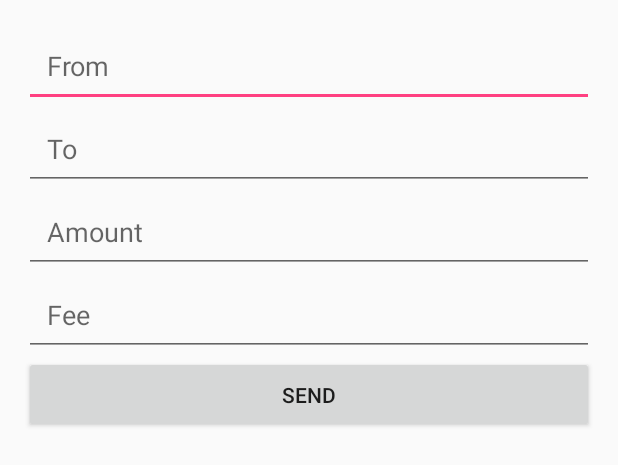
After one commit to epitomecl/kmp-wallet, an Android app: the layout fragment_send.xml on its own in the app's theme, with its tools: preview values and no code run, on a phone screen of 412 x 824 dp. The commit adds this screen. Shown: the top 465 px of the screen. Run offline under Robolectric (Android 15) with nearby library versions, the phone set to English and light mode, and no system bars.

Commit message:
briefing send-fragment

```diff
--- /dev/null
+++ b/app/src/main/java/com/epitomecl/kmpwallet/mvp/send/SendContract.kt
@@ -0,0 +1,14 @@
+package com.epitomecl.kmpwallet.mvp.send
+
+import com.epitomecl.kmpwallet.mvp.BasePresenter
+import com.epitomecl.kmpwallet.mvp.BaseView
+
+object SendContract {
+    interface View : BaseView {
+
+    }
+
+    interface Presenter : BasePresenter<View> {
+
+    }
+}
--- /dev/null
+++ b/app/src/main/java/com/epitomecl/kmpwallet/mvp/send/SendFragment.kt
@@ -0,0 +1,28 @@
+package com.epitomecl.kmpwallet.mvp.send
+
+import android.os.Bundle
+import android.view.LayoutInflater
+import android.view.View
+import android.view.ViewGroup
+import com.epitomecl.kmpwallet.R
+import com.epitomecl.kmpwallet.mvp.BaseFragment
+
+class SendFragment : BaseFragment<SendContract.View,
+        SendContract.Presenter>(),
+        SendContract.View {
+
+    override var mPresenter: SendContract.Presenter = SendPresenter()
+
+    override fun onCreateView(inflater: LayoutInflater, container: ViewGroup?, savedInstanceState: Bundle?): View? {
+        var view = inflater.inflate(R.layout.fragment_send, container, false)
+        var component = getActivityComponent()
+        if(component != null){
+            component.inject(this)
+            mPresenter.attachView(this)
+        }
+        return view
+    }
+
+
+
+}
--- /dev/null
+++ b/app/src/main/java/com/epitomecl/kmpwallet/mvp/send/SendPresenter.kt
@@ -0,0 +1,8 @@
+package com.epitomecl.kmpwallet.mvp.send
+
+import com.epitomecl.kmpwallet.mvp.BasePresenterImpl
+
+class SendPresenter : BasePresenterImpl<SendContract.View>(),
+        SendContract.Presenter {
+
+}
--- /dev/null
+++ b/app/src/main/res/layout/fragment_send.xml
@@ -0,0 +1,63 @@
+<?xml version="1.0" encoding="utf-8"?>
+<LinearLayout xmlns:android="http://schemas.android.com/apk/res/android"
+    xmlns:tools="http://schemas.android.com/tools"
+    android:layout_width="match_parent"
+    android:layout_height="match_parent"
+    android:orientation="vertical"
+    android:padding="16dp">
+    <EditText
+        android:id="@+id/etFrom"
+        android:layout_width="match_parent"
+        android:layout_height="wrap_content"
+        android:inputType="textVisiblePassword"
+        android:digits=".12345abcdefghijklmnopqrstuvwxyz"
+        android:padding="15dp"
+        android:nextFocusDown="@+id/etTo"
+        android:singleLine="true"
+        android:imeOptions="actionNext"
+        android:hint="From"
+        />
+    <EditText
+        android:id="@+id/etTo"
+        android:layout_width="match_parent"
+        android:layout_height="wrap_content"
+        android:inputType="textVisiblePassword"
+        android:digits=".12345abcdefghijklmnopqrstuvwxyz"
+        android:padding="15dp"
+        android:nextFocusDown="@+id/etAmount"
+        android:singleLine="true"
+        android:imeOptions="actionNext"
+        android:hint="To"
+        />
+    <EditText
+        android:id="@+id/etAmount"
+        android:layout_width="match_parent"
+        android:layout_height="wrap_content"
+        android:padding="15dp"
+        android:nextFocusDown="@+id/etAmount"
+        android:inputType="number"
+        android:singleLine="true"
+        android:imeOptions="actionNext"
+        android:hint="Amount"
+        />
+    <EditText
+        android:id="@+id/etFee"
+        android:layout_width="match_parent"
+        android:layout_height="wrap_content"
+        android:padding="15dp"
+        android:inputType="number"
+        android:singleLine="true"
+        android:imeOptions="actionSend"
+        android:hint="Fee"
+        />
+
+    <Button
+        android:id="@+id/btnSend"
+        android:layout_width="match_parent"
+        android:layout_height="wrap_content"
+        android:padding="16dp"
+        android:textAlignment="center"
+        android:textAllCaps="true"
+        android:text="@string/send"
+        />
+</LinearLayout>
--- a/app/src/main/res/values/strings.xml
+++ b/app/src/main/res/values/strings.xml
@@ -1,3 +1,5 @@
 <resources>
     <string name="app_name">KMPWallet</string>
+
+    <string name="send">Send</string>
 </resources>
```
